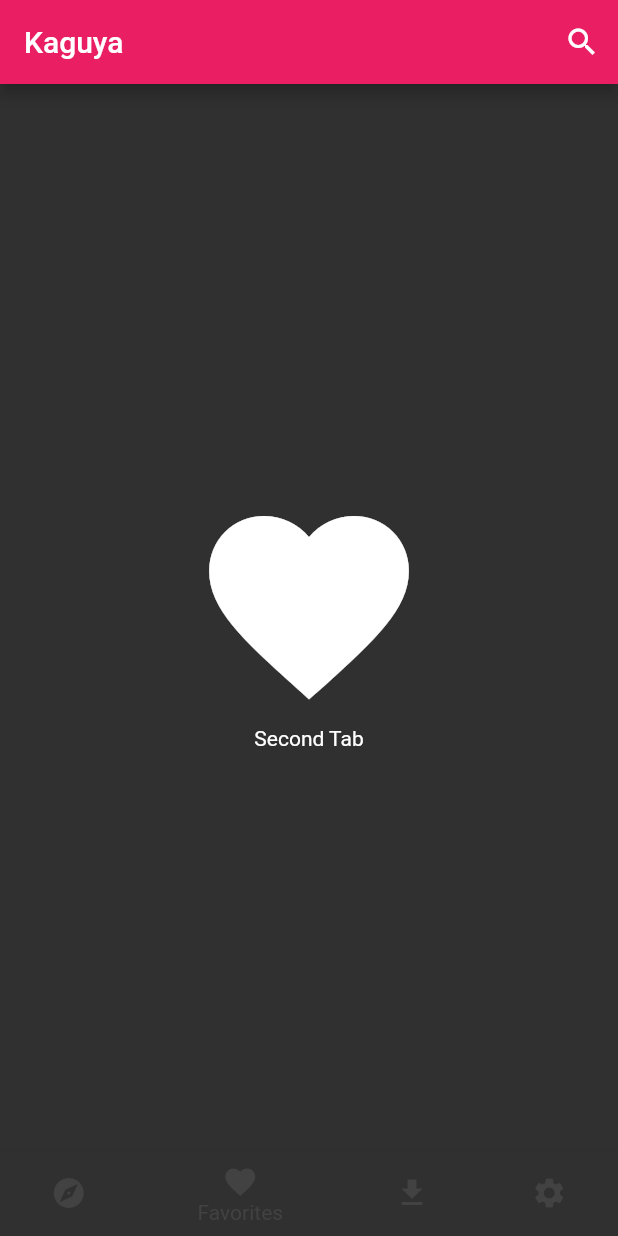
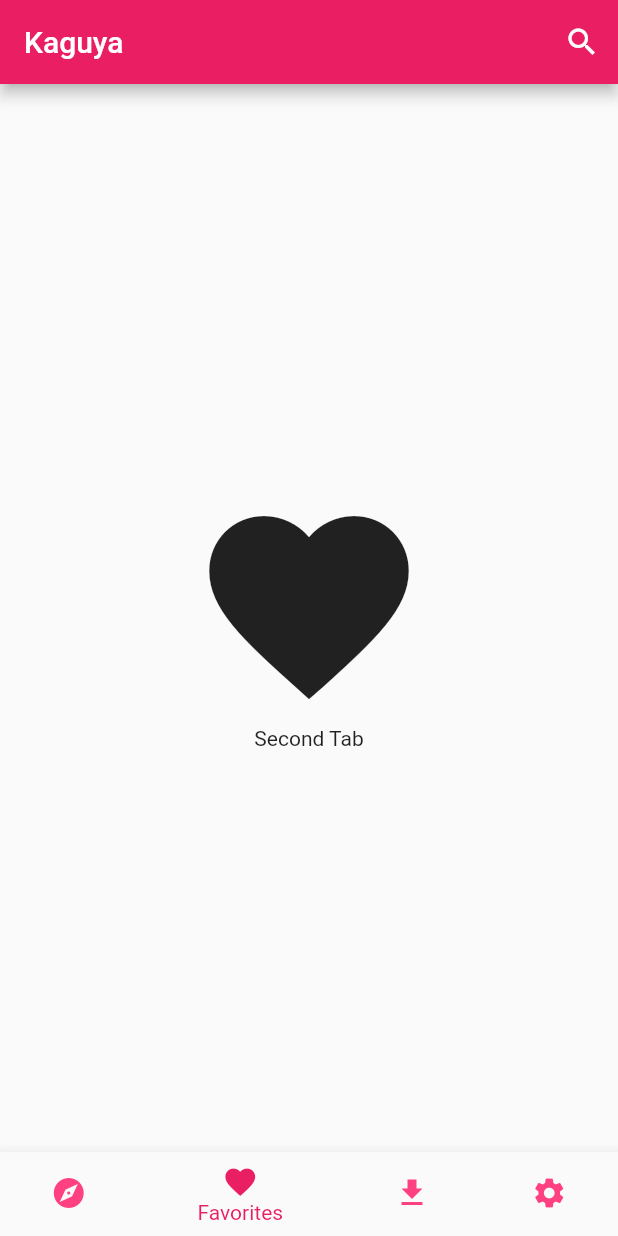
Before and after one commit to kotsh/kaguya, a Flutter app: the screen it shows after launch, item 2 of the bottom bar chosen, after a tap on the "search" icon, on a phone screen of 412 x 824 dp. Run offline on Flutter 3.47's test engine with Material 2 defaults, Android fonts, the phone set to English and light mode, and no system bars; our stand-ins replace cached_network_image, double_back_to_close_app, transparent_image; network calls fail.

```diff
--- a/lib/kaguya/app.dart
+++ b/lib/kaguya/app.dart
@@ -1,4 +1,5 @@
 import 'package:double_back_to_close_app/double_back_to_close_app.dart';
+import 'package:flutter/cupertino.dart';
 import 'package:flutter/material.dart';
 import 'package:kaguya/kaguya/pages/downloads.dart';
 import 'package:kaguya/kaguya/pages/explore.dart';
@@ -18,13 +19,17 @@ class _KaguyaAppState extends State<KaguyaApp> {
     return MaterialApp(
         title: "Kaguya",
         theme: ThemeData(
+          brightness: Brightness.light,
+          primaryColor: Colors.pink,
+          accentColor: Colors.pinkAccent,
+        ),
+        darkTheme: ThemeData(
           brightness: Brightness.dark,
           primaryColor: Colors.pink,
           accentColor: Colors.pinkAccent,
         ),
         debugShowCheckedModeBanner: false,
-      home: KaguyaHome(),
-    );
+        home: KaguyaHome());
   }
 }
 
@@ -56,7 +61,7 @@ class KaguyaHomeState extends State<KaguyaHome> {
         actions: <Widget>[
           IconButton(
             icon: Icon(Icons.search),
-            onPressed: () => true, // Show filter menu
+            onPressed: () => true, // TODO: Show filter menu
           )
         ],
       ),
@@ -75,6 +80,8 @@ class KaguyaHomeState extends State<KaguyaHome> {
             this._index = _index;
           });
         },
+        selectedItemColor: Theme.of(context).primaryColor,
+        unselectedItemColor: Theme.of(context).accentColor,
         items: const <BottomNavigationBarItem>[
           BottomNavigationBarItem(
             title: Text('Explore'),
--- a/lib/kaguya/pages/explore.dart
+++ b/lib/kaguya/pages/explore.dart
@@ -1,6 +1,7 @@
 import 'package:cached_network_image/cached_network_image.dart';
 import 'package:flutter/cupertino.dart';
 import 'package:flutter/material.dart';
+import 'package:kaguya/kaguya/api/manga_source.dart';
 import 'package:kaguya/kaguya/models/manga.dart';
 import 'package:kaguya/kaguya/views/marquee.dart';
 import "package:transparent_image/transparent_image.dart";
@@ -11,6 +12,7 @@ class ExplorePage extends StatefulWidget {
 }
 
 class _ExplorePageState extends State<ExplorePage> {
+  MangaSource _mangaSource;
   List<Manga> _manga;
 
   final GlobalKey<RefreshIndicatorState> _refreshIndicatorKey =
@@ -23,14 +25,22 @@ class _ExplorePageState extends State<ExplorePage> {
     _manga = <Manga>[
       // test manga
       Manga(
-          "Komi-san wa Komyushou Desu.",
-          """Komi-san is the beautiful and admirable girl that no one can take their eyes off of. Almost the whole school sees her as the cold beauty that's out of their league, but Tadano Hitohito knows the truth: she's just really bad at communicating with others.
-Komi-san, who wishes to fix this bad habit of hers, tries to improve herself with the help of Tadano-kun.""",
-          "ODA Tomohito",
-          "https://upload.wikimedia.org/wikipedia/en/d/d1/Cover_Art_Komi-san_wa%2C_Komyushou_desu_Vol_1.jpg",
-          <String>["Comedy", "Romance", "School Life", "Slice of Life"],
-          "https://www.mangaeden.com/en/en-manga/komi-san-wa-komyushou-desu/",
-          MangaStatus.Ongoing),
+          "Boku Girl",
+          """Mizuki gets confessed to by a boy in front of a special Mirror. Legend has it, that if you confess to someone you like in front of that mirror your wish comes true. There is a slight Problem in this Equation: Mizuki is just a very feminine looking boy. Also it seems that he caught the Attention of the Norse Trickster God Loki while glancing into the Mirror. Loki decides out of boredom to mess with Mizuki and turns him into a real Girl. """,
+          "SUGITO Akira",
+          "https://cdn.mangaeden.com/mangasimg/200x/c7/c70b6250283e73f401a4185f1333b4e65725d0f487ec02668fcb280b.jpg",
+          <String>[
+            "Supernatural",
+            "Comedy",
+            "Romance",
+            "School Life",
+            "Seinen",
+            "Mature",
+            "Ecchi",
+            "Gender Bender"
+          ],
+          "https://www.mangaeden.com/en/en-manga/boku-girl/",
+          MangaStatus.Completed),
     ];
 
     WidgetsBinding.instance
@@ -38,10 +48,9 @@ Komi-san, who wishes to fix this bad habit of hers, tries to improve herself wit
   }
 
   Future<Null> _refresh() {
-//    return getManga().then((_manga) {
-//      setState(() => this._manga = _manga);
-//    });
-    return null;
+    return _mangaSource.getManga().then((_manga) {
+      setState(() => this._manga = _manga);
+    });
   }
 
   @override
```
Also changed, not shown: lib/kaguya/api/manga_source.dart (+23 -1 lines). Lines whose indentation alone changed are shown as unchanged.
